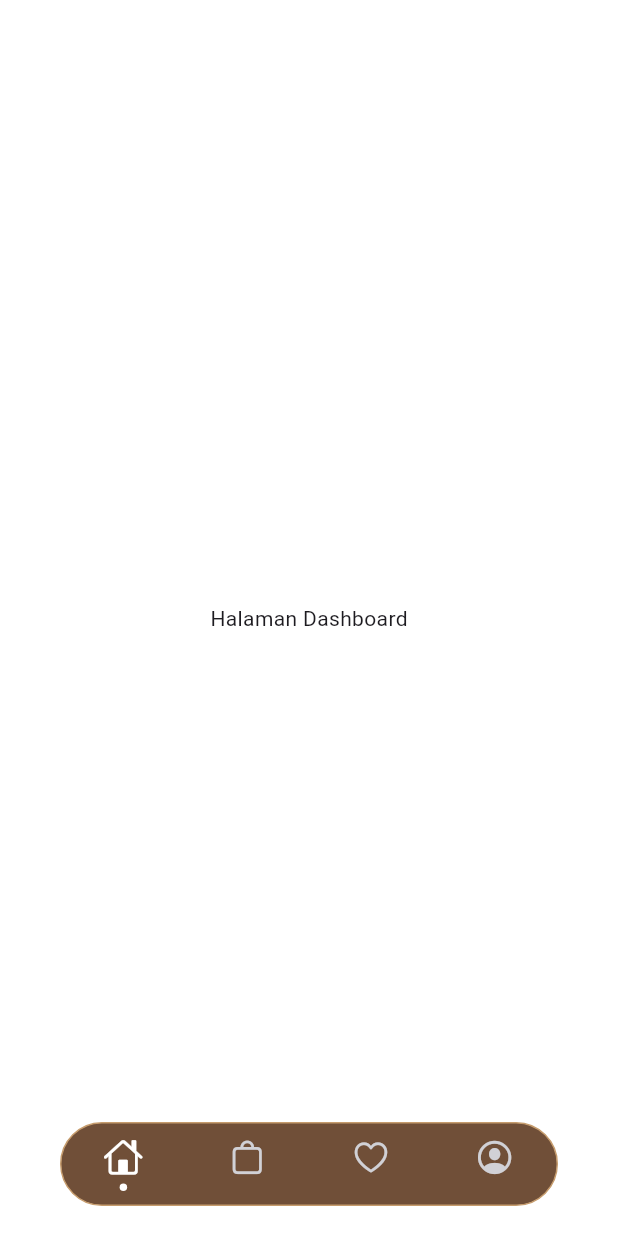
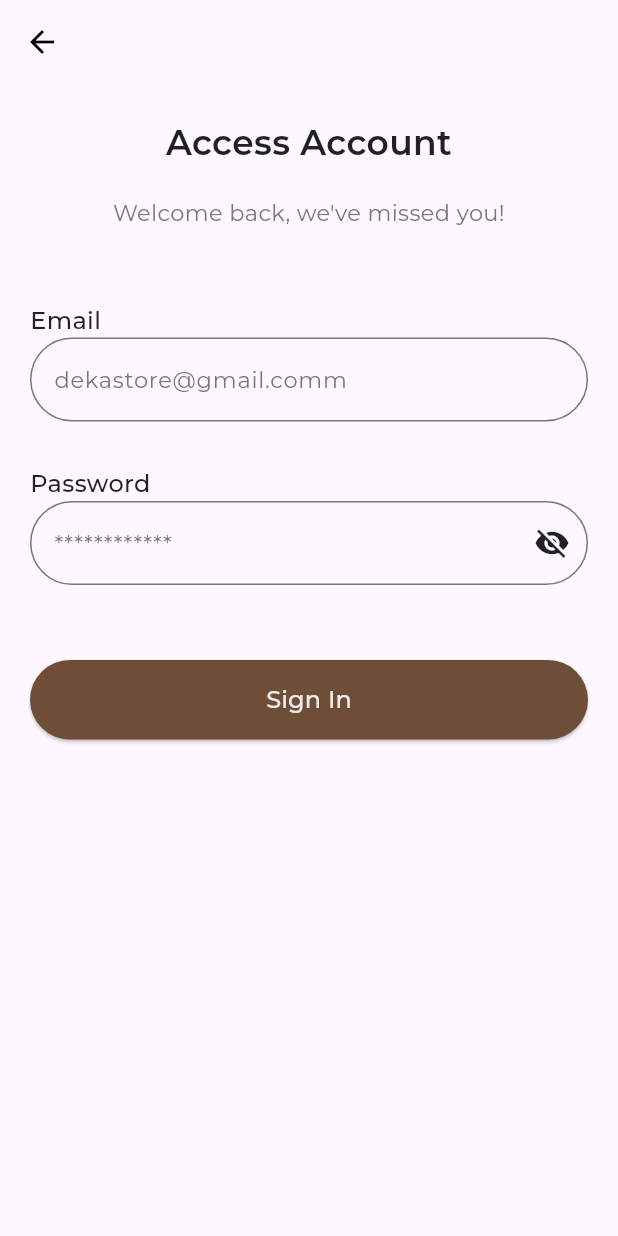
Before and after one commit to Daffaaditya2807/online-store-app-grup3, a Flutter app: the screen it shows after launch, after a tap on "Start Shopping Now", on a phone screen of 412 x 824 dp. Run offline on Flutter 3.47's test engine with Material 3 defaults, Android fonts, the phone set to English and light mode, and no system bars; drawn by our look-alikes of persistent_bottom_nav_bar; our stand-ins replace buttons_tabbar, carousel_slider, google_fonts.

Commit message:
Slicing Login, Register, Fitur Pencarian, Iklan Promo Slider

```diff
--- /dev/null
+++ b/lib/page/login.dart
@@ -0,0 +1,159 @@
+import 'package:flutter/material.dart';
+import 'package:google_fonts/google_fonts.dart';
+import 'navigation_bar.dart';
+
+class LoginPage extends StatefulWidget {
+  @override
+  _LoginPageState createState() => _LoginPageState();
+}
+
+class _LoginPageState extends State<LoginPage> {
+  bool _obscureText = true;
+  final TextEditingController _emailController = TextEditingController();
+  final TextEditingController _passwordController = TextEditingController();
+
+  void _togglePasswordVisibility() {
+    setState(() {
+      _obscureText = !_obscureText;
+    });
+  }
+
+  @override
+  Widget build(BuildContext context) {
+    return Scaffold(
+      appBar: AppBar(
+        leading: IconButton(
+          icon: Icon(Icons.arrow_back, color: Colors.black),
+          onPressed: () {
+            Navigator.pop(context);
+          },
+        ),
+        backgroundColor: Colors.transparent,
+        elevation: 0,
+      ),
+      body: Padding(
+        padding: const EdgeInsets.all(20.0),
+        child: Column(
+          crossAxisAlignment: CrossAxisAlignment.stretch,
+          children: [
+            SizedBox(height: 2),
+            Text(
+              'Access Account',
+              style: GoogleFonts.montserrat(
+                textStyle: TextStyle(
+                  fontSize: 23,
+                  fontWeight: FontWeight.w600,
+                  color: Color(0xFF1F2029),
+                ),
+              ),
+              textAlign: TextAlign.center,
+            ),
+            SizedBox(height: 20),
+            Text(
+              'Welcome back, we\'ve missed you!',
+              style: GoogleFonts.montserrat(
+                textStyle: TextStyle(
+                  fontSize: 15,
+                  fontWeight: FontWeight.w400,
+                  color: Color(0xFF797979),
+                ),
+              ),
+              textAlign: TextAlign.center,
+            ),
+            SizedBox(height: 50),
+            Text(
+              'Email',
+              style: GoogleFonts.montserrat(
+                textStyle: TextStyle(
+                  fontSize: 16,
+                  fontWeight: FontWeight.w500,
+                  color: Color(0xFF1F2029),
+                ),
+              ),
+            ),
+            TextField(
+              controller: _emailController,
+              decoration: InputDecoration(
+                hintText: 'dekastore@gmail.comm',
+                hintStyle: GoogleFonts.montserrat(
+                  textStyle: TextStyle(
+                    fontSize: 15,
+                    fontWeight: FontWeight.w400,
+                    color: Color(0xFF797979),
+                  ),
+                ),
+                border: OutlineInputBorder(
+                  borderRadius: BorderRadius.circular(100),
+                ),
+              ),
+            ),
+            SizedBox(height: 30),
+            Text(
+              'Password',
+              style: GoogleFonts.montserrat(
+                textStyle: TextStyle(
+                  fontSize: 16,
+                  fontWeight: FontWeight.w500,
+                  color: Color(0xFF1F2029),
+                ),
+              ),
+            ),
+            TextField(
+              controller: _passwordController,
+              obscureText: _obscureText,
+              decoration: InputDecoration(
+                hintText: '************',
+                hintStyle: GoogleFonts.montserrat(
+                  textStyle: TextStyle(
+                    fontSize: 15,
+                    fontWeight: FontWeight.w400,
+                    color: Color(0xFF797979),
+                  ),
+                ),
+                suffixIcon: IconButton(
+                  icon: Icon(
+                    _obscureText ? Icons.visibility_off : Icons.visibility,
+                    color: Color(0xFF1F2029),
+                  ),
+                  onPressed: _togglePasswordVisibility,
+                ),
+                border: OutlineInputBorder(
+                  borderRadius: BorderRadius.circular(100),
+                ),
+              ),
+            ),
+            SizedBox(height: 50),
+            ElevatedButton(
+              onPressed: () {
+                Navigator.push(
+                  context,
+                  MaterialPageRoute(
+                    builder: (context) => NavigationBarBottom(),
+                  ),
+                );
+              },
+              style: ElevatedButton.styleFrom(
+                backgroundColor: Color(0xFF6F4E37),
+                shape: RoundedRectangleBorder(
+                  borderRadius: BorderRadius.circular(100),
+                ),
+                padding: EdgeInsets.symmetric(vertical: 15),
+              ),
+              child: Text(
+                'Sign In',
+                style: GoogleFonts.montserrat(
+                  textStyle: TextStyle(
+                    fontSize: 16,
+                    fontWeight: FontWeight.w500,
+                    color: Color(0xFFEDEDED),
+                  ),
+                ),
+              ),
+            ),
+            Spacer(),
+          ],
+        ),
+      ),
+    );
+  }
+}
--- a/lib/page/splash_screen.dart
+++ b/lib/page/splash_screen.dart
@@ -3,6 +3,8 @@ import 'package:flutter/material.dart';
 import 'package:google_fonts/google_fonts.dart';
 import 'package:online_app_final_project/component/list_colour.dart';
 import 'package:online_app_final_project/page/navigation_bar.dart';
+import 'package:online_app_final_project/page/login.dart';
+import 'package:online_app_final_project/page/register.dart';
 
 class SplashScreen extends StatefulWidget {
   const SplashScreen({super.key});
@@ -57,7 +59,7 @@ class _SplashScreenState extends State<SplashScreen> {
                       Navigator.push(
                           context,
                           MaterialPageRoute(
-                            builder: (context) => const NavigationBarBottom(),
+                            builder: (context) => LoginPage(),
                           ));
                     },
                     style: ElevatedButton.styleFrom(
@@ -83,7 +85,10 @@ class _SplashScreenState extends State<SplashScreen> {
                             text: "Sign Up",
                             recognizer: TapGestureRecognizer()
                               ..onTap = () {
-                                print("sign up bruh");
+                                Navigator.push(
+                                    context,
+                                    MaterialPageRoute(
+                                        builder: (context) => RegisterPage()));
                               },
                             style: GoogleFonts.montserrat(
                                 color: brownPrimary,
--- a/pubspec.yaml
+++ b/pubspec.yaml
@@ -37,6 +37,7 @@ dependencies:
   google_fonts: ^6.2.1
   persistent_bottom_nav_bar: ^5.0.2
   buttons_tabbar: ^1.3.10
+  carousel_slider: ^4.0.0
 
 dev_dependencies:
   flutter_test:
```
Also changed, not shown: lib/page/navigation_bar.dart (+143 -18 lines), lib/page/register.dart (added, +186 -0 lines), assets/logodashboard.png (added), pubspec.lock.
